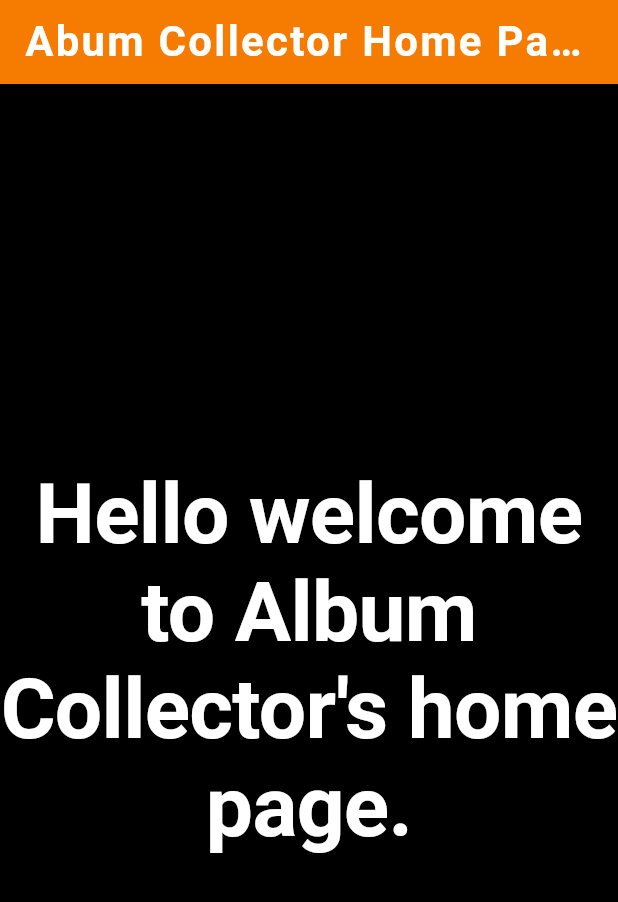
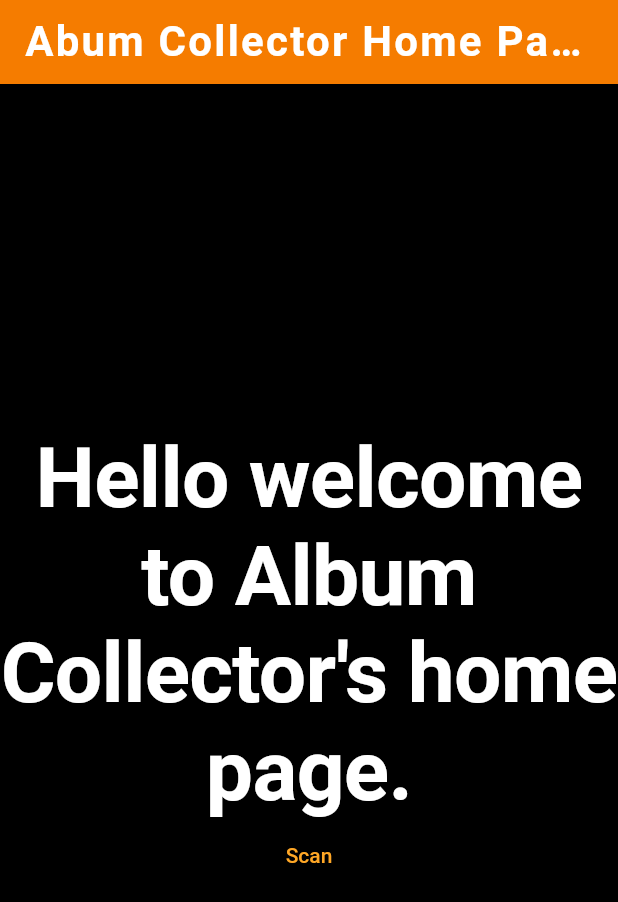
Before and after one commit to Rancid-coder/Album-Collector, a Flutter app: the screen it shows after launch, on a phone screen of 412 x 824 dp. Shown: the top 902 px of the screen. Run offline on Flutter 3.47's test engine with Material 3 defaults, Android fonts, the phone set to English and light mode, and no system bars; missing offline and left inert: mobile_scanner; Roboto replaces fonts that are missing (Poppins).

Commit message:
feat: Create raw scan for cd albums bar codes

```diff
--- a/album_collector_frontend/lib/pages/home_page.dart
+++ b/album_collector_frontend/lib/pages/home_page.dart
@@ -1,3 +1,4 @@
+import 'package:album_collector_frontend/pages/scan_page.dart';
 import 'package:flutter/material.dart';
 
 class MyHomePage extends StatefulWidget {
@@ -27,6 +28,14 @@ class _MyHomePageState extends State<MyHomePage> {
               style: Theme.of(context).textTheme.displayMedium,
               textAlign: TextAlign.center,
             ),
+            TextButton(
+                child: const Text("Scan"),
+                onPressed: () {
+                  Navigator.push(
+                      context,
+                      MaterialPageRoute(
+                          builder: (context) => const ScanPage()));
+                })
           ],
         ),
       ),
--- a/album_collector_frontend/lib/theme/theme.dart
+++ b/album_collector_frontend/lib/theme/theme.dart
@@ -26,14 +26,14 @@ final theme = ThemeData(
       letterSpacing: 1.5,
     ),
   ),
-  cardTheme: CardTheme(
+  cardTheme: CardThemeData(
     color: Colors.grey[900],
     elevation: 8,
-    shadowColor: Colors.orange[900]!.withOpacity(0.5),
+    shadowColor: Colors.orange[900]!.withValues(alpha: 0.5),
     shape: RoundedRectangleBorder(
       borderRadius: BorderRadius.circular(16),
       side: BorderSide(
-        color: Colors.orange[700]!.withOpacity(0.2),
+        color: Colors.orange[700]!.withValues(alpha: 0.2),
         width: 1,
       ),
     ),
@@ -44,7 +44,7 @@ final theme = ThemeData(
       foregroundColor: Colors.white,
       padding: const EdgeInsets.symmetric(horizontal: 32, vertical: 16),
       elevation: 6,
-      shadowColor: Colors.orange[900]!.withOpacity(0.6),
+      shadowColor: Colors.orange[900]!.withValues(alpha: 0.6),
       shape: RoundedRectangleBorder(
         borderRadius: BorderRadius.circular(12),
       ),
@@ -117,7 +117,7 @@ final theme = ThemeData(
     ),
   ),
   dividerTheme: DividerThemeData(
-    color: Colors.orange[900]!.withOpacity(0.3),
+    color: Colors.orange[900]!.withValues(alpha: 0.3),
     thickness: 1,
     space: 1,
   ),
--- a/album_collector_frontend/pubspec.yaml
+++ b/album_collector_frontend/pubspec.yaml
@@ -34,6 +34,8 @@ dependencies:
   # The following adds the Cupertino Icons font to your application.
   # Use with the CupertinoIcons class for iOS style icons.
   cupertino_icons: ^1.0.8
+  mobile_scanner: ^6.0.11
+  http: ^1.6.0
 
 dev_dependencies:
   flutter_test:
```
Also changed, not shown: album_collector_frontend/lib/pages/scan_page.dart (added, +69 -0 lines), album_collector_frontend/lib/services/barcode_identifier/barcode_identifier.dart (added, +9 -0 lines), 3 other files.
